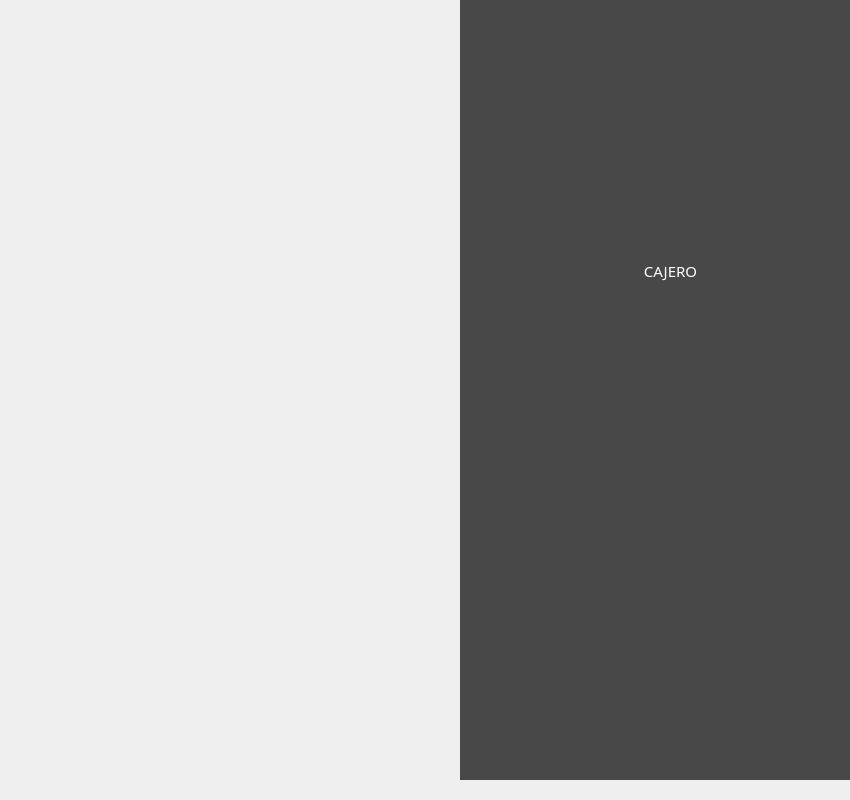
First picture: the form in mainwindow.ui, repository DanielPerMon/proyectoSaboreno, before the edit.
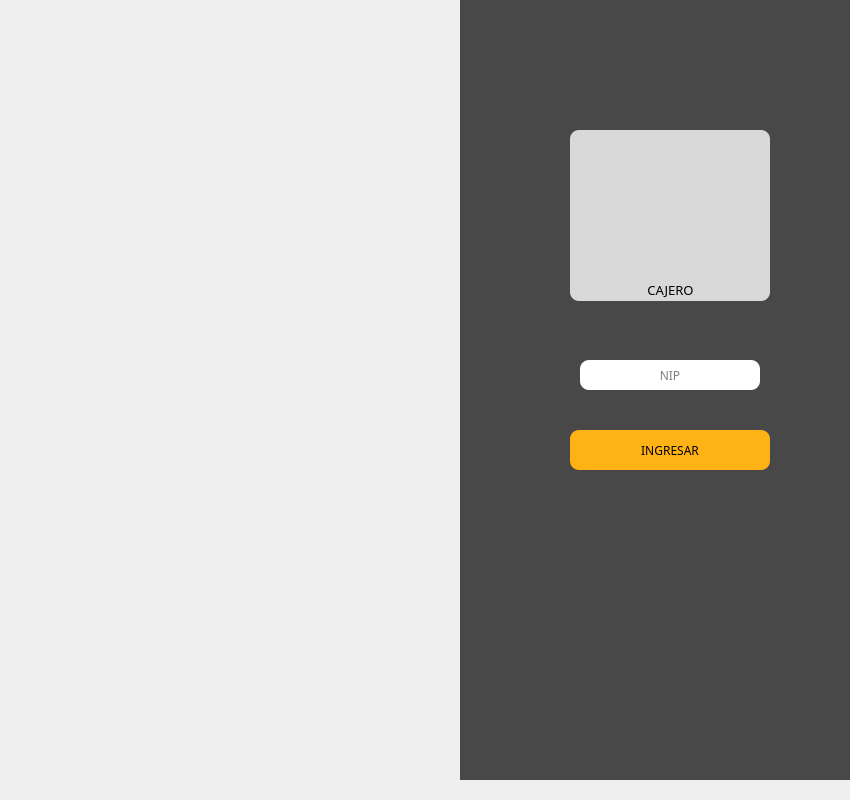
Second picture: the form after the edit. The open tabs and pages were chosen to show the change. Icons and pictures are not drawn.

Commit message: Interfaces cajero

```diff
--- a/mainwindow.ui
+++ b/mainwindow.ui
@@ -425,8 +425,8 @@
       <widget class="QWidget" name="ca" native="true">
        <property name="geometry">
         <rect>
-         <x>140</x>
-         <y>140</y>
+         <x>135</x>
+         <y>160</y>
          <width>151</width>
          <height>131</height>
         </rect>
@@ -446,20 +446,39 @@
       <widget class="QLabel" name="label_8">
        <property name="geometry">
         <rect>
-         <x>130</x>
-         <y>280</y>
-         <width>161</width>
-         <height>21</height>
+         <x>110</x>
+         <y>150</y>
+         <width>200</width>
+         <height>171</height>
+        </rect>
+       </property>
+       <property name="styleSheet">
+        <string notr="true">QLabel{
+	background-color: rgba(255, 255, 255,200);
+border-radius: 9px;
+}</string>
+       </property>
+       <property name="text">
+        <string/>
+       </property>
+      </widget>
+      <widget class="QLabel" name="label_58">
+       <property name="geometry">
+        <rect>
+         <x>110</x>
+         <y>300</y>
+         <width>201</width>
+         <height>20</height>
         </rect>
        </property>
        <property name="font">
         <font>
          <family>Calisto MT</family>
-         <pointsize>11</pointsize>
+         <pointsize>10</pointsize>
         </font>
        </property>
        <property name="styleSheet">
-        <string notr="true">color: rgb(255, 255, 255);</string>
+        <string notr="true">color: rgb(0, 0, 0);</string>
        </property>
        <property name="text">
         <string>CAJERO</string>
@@ -468,6 +487,86 @@
         <set>Qt::AlignCenter</set>
        </property>
       </widget>
+      <widget class="QLineEdit" name="NipCajero_lineEdit">
+       <property name="geometry">
+        <rect>
+         <x>120</x>
+         <y>380</y>
+         <width>180</width>
+         <height>30</height>
+        </rect>
+       </property>
+       <property name="sizePolicy">
+        <sizepolicy hsizetype="Fixed" vsizetype="Fixed">
+         <horstretch>0</horstretch>
+         <verstretch>0</verstretch>
+        </sizepolicy>
+       </property>
+       <property name="font">
+        <font>
+         <family>Calisto MT</family>
+        </font>
+       </property>
+       <property name="styleSheet">
+        <string notr="true">QLineEdit{
+border-radius: 9px;}</string>
+       </property>
+       <property name="echoMode">
+        <enum>QLineEdit::Password</enum>
+       </property>
+       <property name="alignment">
+        <set>Qt::AlignCenter</set>
+       </property>
+       <property name="placeholderText">
+        <string>NIP</string>
+       </property>
+      </widget>
+      <widget class="QPushButton" name="gIngresar_pushButton_5">
+       <property name="geometry">
+        <rect>
+         <x>110</x>
+         <y>450</y>
+         <width>200</width>
+         <height>40</height>
+        </rect>
+       </property>
+       <property name="sizePolicy">
+        <sizepolicy hsizetype="Fixed" vsizetype="Fixed">
+         <horstretch>0</horstretch>
+         <verstretch>0</verstretch>
+        </sizepolicy>
+       </property>
+       <property name="font">
+        <font>
+         <family>Calisto MT</family>
+         <pointsize>9</pointsize>
+        </font>
+       </property>
+       <property name="styleSheet">
+        <string notr="true">QPushButton{
+border-width: 0px;
+border-radius: 9px;
+background-color: rgb(255, 178, 21);}
+
+QPushButton:hover{
+	background: rgba(244,67,54,0.7);
+    border-radius: 9px;
+	color: white;
+    selection-color: white;  
+    padding: 2px 4px;
+
+}
+</string>
+       </property>
+       <property name="text">
+        <string>INGRESAR</string>
+       </property>
+      </widget>
+      <zorder>label_59</zorder>
+      <zorder>label_58</zorder>
+      <zorder>ca</zorder>
+      <zorder>NipCajero_lineEdit</zorder>
+      <zorder>gIngresar_pushButton_5</zorder>
      </widget>
      <widget class="QWidget" name="c_izq" native="true">
       <property name="geometry">
```
Left out of the diff: 129 changed lines with no effect on the pictures. The commit also changes 16 other files.
